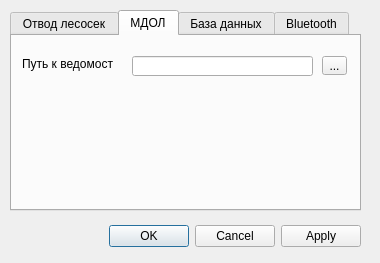
Above: ui/settingsDialog.ui from daniluuuuuuuk/daniluuuuuuuk.github.io before the change. Below: the same form after it.
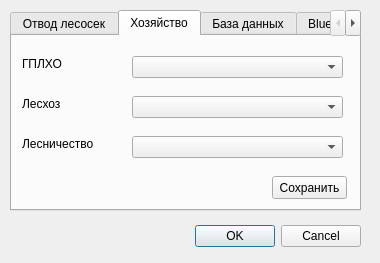
That is the form after the change. The open tabs and pages were chosen to show the change.

Patch:
```diff
--- a/ui/settingsDialog.ui
+++ b/ui/settingsDialog.ui
@@ -26,7 +26,10 @@
     <enum>Qt::Horizontal</enum>
    </property>
    <property name="standardButtons">
-    <set>QDialogButtonBox::Apply|QDialogButtonBox::Cancel|QDialogButtonBox::Ok</set>
+    <set>QDialogButtonBox::Cancel|QDialogButtonBox::Ok</set>
+   </property>
+   <property name="centerButtons">
+    <bool>false</bool>
    </property>
   </widget>
   <widget class="QTabWidget" name="settingsWidget">
@@ -155,7 +158,7 @@
    </widget>
    <widget class="QWidget" name="mdolSettings">
     <attribute name="title">
-     <string>МДОЛ</string>
+     <string>Хозяйство</string>
     </attribute>
     <widget class="QLabel" name="label_3">
      <property name="geometry">
@@ -167,30 +170,76 @@
       </rect>
      </property>
      <property name="text">
-      <string>Путь к ведомости</string>
+      <string>ГПЛХО</string>
      </property>
     </widget>
-    <widget class="QLineEdit" name="lineEdit_2">
+    <widget class="QLabel" name="leshoz_label">
      <property name="geometry">
       <rect>
-       <x>120</x>
-       <y>20</y>
-       <width>181</width>
-       <height>20</height>
+       <x>10</x>
+       <y>60</y>
+       <width>91</width>
+       <height>16</height>
       </rect>
      </property>
+     <property name="text">
+      <string>Лесхоз</string>
+     </property>
     </widget>
-    <widget class="QToolButton" name="toolButton_2">
+    <widget class="QLabel" name="lesnich_label">
      <property name="geometry">
       <rect>
-       <x>310</x>
-       <y>20</y>
-       <width>25</width>
-       <height>19</height>
+       <x>10</x>
+       <y>100</y>
+       <width>91</width>
+       <height>16</height>
       </rect>
      </property>
      <property name="text">
-      <string>...</string>
+      <string>Лесничество</string>
+     </property>
+    </widget>
+    <widget class="QPushButton" name="saveEnterpriseSettingsButton">
+     <property name="geometry">
+      <rect>
+       <x>260</x>
+       <y>140</y>
+       <width>75</width>
+       <height>23</height>
+      </rect>
+     </property>
+     <property name="text">
+      <string>Сохранить</string>
+     </property>
+    </widget>
+    <widget class="QComboBox" name="leshoz_comboBox">
+     <property name="geometry">
+      <rect>
+       <x>120</x>
+       <y>60</y>
+       <width>211</width>
+       <height>22</height>
+      </rect>
+     </property>
+    </widget>
+    <widget class="QComboBox" name="lesnich_comboBox">
+     <property name="geometry">
+      <rect>
+       <x>120</x>
+       <y>100</y>
+       <width>211</width>
+       <height>22</height>
+      </rect>
+     </property>
+    </widget>
+    <widget class="QComboBox" name="gplho_comboBox">
+     <property name="geometry">
+      <rect>
+       <x>120</x>
+       <y>20</y>
+       <width>211</width>
+       <height>22</height>
+      </rect>
      </property>
     </widget>
    </widget>
```
Left out of the diff: 4 changed lines with no effect on the pictures.
